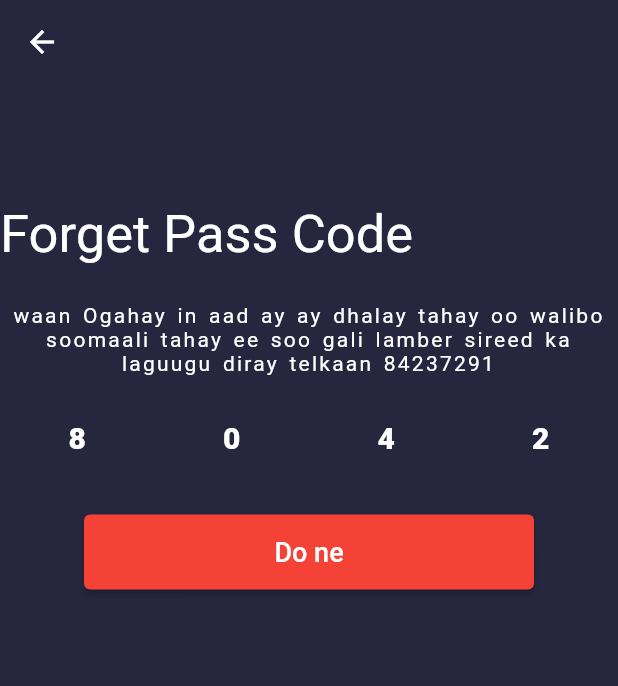
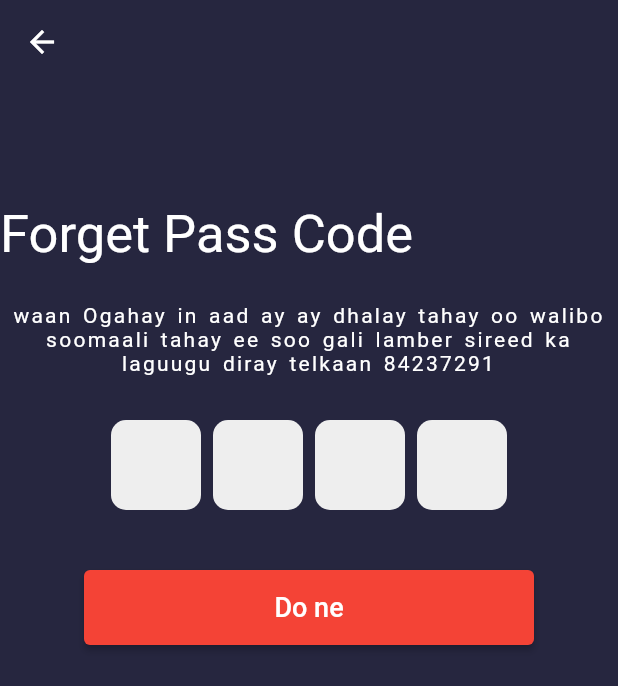
Before and after one commit to azharSaiph/login-and-signUp, a Flutter app: the screen it shows after launch, after a tap on "Forget Pass Code", on a phone screen of 412 x 824 dp. Shown: the top 686 px of the screen. Run offline on Flutter 3.47's test engine with Material 2 defaults, Android fonts, the phone set to English and light mode, and no system bars; drawn by our look-alikes of pinput; our stand-ins replace awesome_dialog.

Commit message:
Update Screens

```diff
--- a/lib/forgetpass.dart
+++ b/lib/forgetpass.dart
@@ -42,18 +42,7 @@ class _ForgetState extends State<Forget> {
           Row(
             mainAxisAlignment: MainAxisAlignment.spaceAround,
             children: [
-              OTPPin(
-                titile: '8',
-              ),
-              OTPPin(
-                titile: '0',
-              ),
-              OTPPin(
-                titile: '4',
-              ),
-              OTPPin(
-                titile: '2',
-              ),
+              OTPPin(),
             ],
           ),
           const SizedBox(height: 40.0),
--- a/lib/new_otp.dart
+++ b/lib/new_otp.dart
@@ -1,4 +1,5 @@
 import 'package:flutter/material.dart';
+import 'package:pinput/pinput.dart';
 
 class OTPPin extends StatelessWidget {
   final String? titile;
@@ -9,12 +10,21 @@ class OTPPin extends StatelessWidget {
 
   @override
   Widget build(BuildContext context) {
-    return Text(
-      titile ?? '',
-      style: TextStyle(
-        color: Colors.white,
-        fontSize: 20.0,
-        fontWeight: FontWeight.w900,
+    return Pinput(
+      length: 4,
+      autofocus: true,
+      pinAnimationType: PinAnimationType.rotation,
+      defaultPinTheme: PinTheme(
+        width: 60,
+        height: 60,
+        decoration: BoxDecoration(
+          borderRadius: BorderRadius.circular(10),
+          color: Colors.grey[200],
+        ),
+        textStyle: TextStyle(
+          fontSize: 16,
+          color: Colors.black,
+        ),
       ),
     );
   }
--- a/lib/signup.dart
+++ b/lib/signup.dart
@@ -66,6 +66,18 @@ class _SignUpState extends State<SignUp> {
                       Row(
                         mainAxisAlignment: MainAxisAlignment.spaceBetween,
                         children: [
+                          Row(
+                            // mainAxisAlignment: MainAxisAlignment.spaceBetween,
+                            children: [
+                              SizedBox(
+                                child: Checkbox(
+                                    value: checked,
+                                    onChanged: (val) {
+                                      setState(() {
+                                        checked = val;
+                                      });
+                                    }),
+                              ),
                               Text(
                                 'Save Pass Code',
                                 style: TextStyle(
@@ -74,6 +86,8 @@ class _SignUpState extends State<SignUp> {
                                   letterSpacing: 1.6,
                                   wordSpacing: 2.3,
                                 ),
+                              ),
+                            ],
                           ),
                           TextButton(
                             onPressed: () {
@@ -94,7 +108,8 @@ class _SignUpState extends State<SignUp> {
                                 letterSpacing: 1.7,
                                 wordSpacing: 2.1,
                               ),
-                              )),
+                            ),
+                          ),
                         ],
                       ),
                       const SizedBox(height: 18.0),
--- a/lib/verification.dart
+++ b/lib/verification.dart
@@ -43,10 +43,7 @@ class _VerificationState extends State<Verification> {
           Row(
             mainAxisAlignment: MainAxisAlignment.spaceAround,
             children: [
-              OTPPin(titile: '1'),
-              OTPPin(titile: '5'),
-              OTPPin(titile: '9'),
-              OTPPin(titile: '3'),
+              OTPPin(),
             ],
           ),
           const SizedBox(height: 40.0),
--- a/pubspec.yaml
+++ b/pubspec.yaml
@@ -37,6 +37,7 @@ dependencies:
   # Use with the CupertinoIcons class for iOS style icons.
   cupertino_icons: ^1.0.2
   awesome_dialog: ^3.0.2
+  pinput: ^2.2.21
 
 dev_dependencies:
   flutter_test:
```
Also changed, not shown: pubspec.lock, 5 other files. Lines whose indentation alone changed are shown as unchanged.
